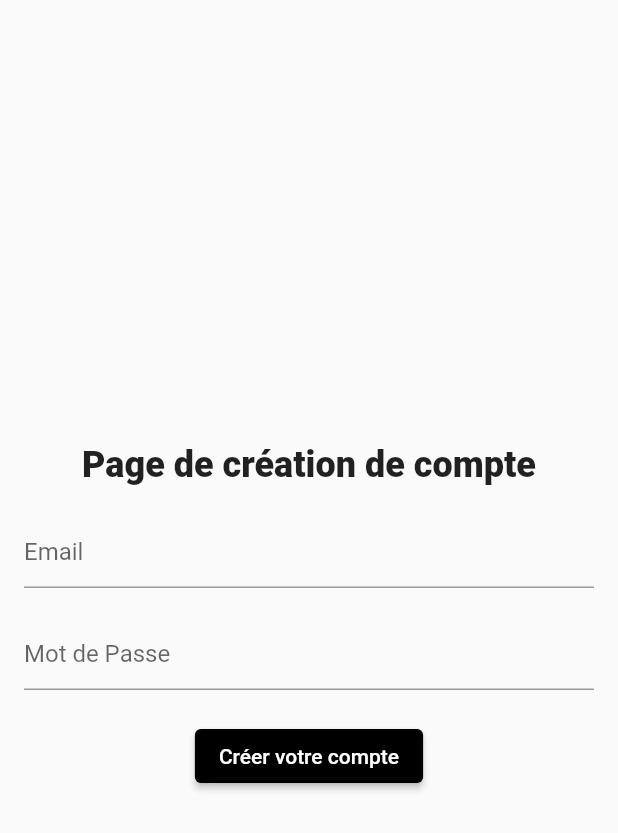
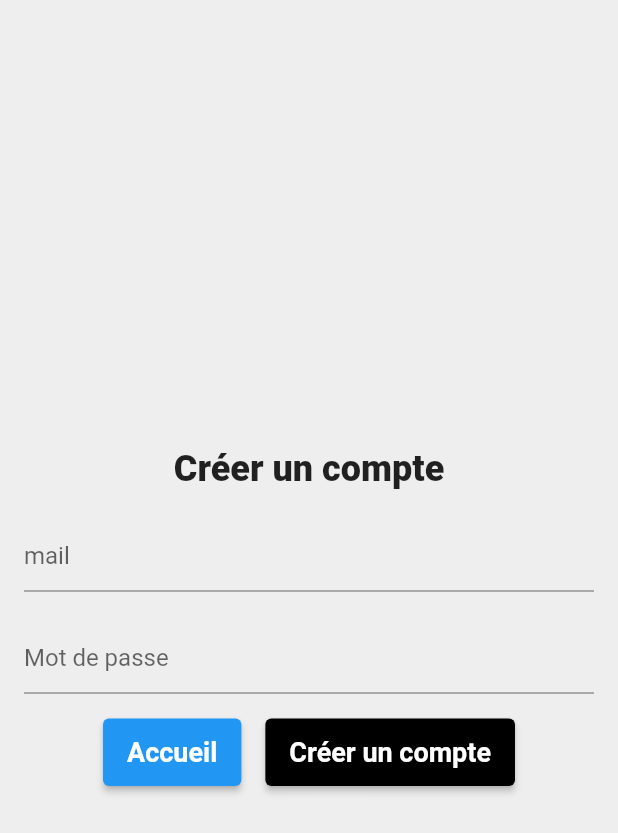
Before and after one commit to Yuubitsume/Flutter_To_Do_List, a Flutter app: the screen it shows after launch, after a tap on "Se Connecter", after a tap on "Créer un compte", on a phone screen of 412 x 824 dp. Shown: the top 833 px of the screen. Run offline on Flutter 3.47's test engine with Material 2 defaults, Android fonts, the phone set to English and light mode, and no system bars; our stand-ins replace firebase_auth, firebase_core, get; accounts and stored records are empty.

Commit message:
grey background and deco retouche

```diff
--- a/lib/auth/register.dart
+++ b/lib/auth/register.dart
@@ -6,35 +6,37 @@ import 'package:flutter/material.dart';
 import '../main.dart';
 import 'auth.dart';
 
-class RegisterScreen extends StatelessWidget {
-  final bool _isLogin = false;
+class RegisterScreen extends StatefulWidget {
+  const RegisterScreen({super.key});
+
+  @override
+  State<RegisterScreen> createState() => RegisterScreenState();
+}
+
+/*Partie Authentification Screen */
+
+class RegisterScreenState extends State<RegisterScreen> {
   bool _loading = false;
   final _formKey = GlobalKey<FormState>();
   final TextEditingController _emailController = TextEditingController();
   final TextEditingController _passwordController = TextEditingController();
-
-  RegisterScreen({super.key});
 
   handleSubmit() async {
     if (!_formKey.currentState!.validate()) return;
     final email = _emailController.value.text;
     final password = _passwordController.value.text;
 
-    //setState(() => _loading = true);
+    setState(() => _loading = true);
 
-    //Check if is login or register
-    if (_isLogin) {
-      await Auth().signInWithEmailAndPassword(email, password);
-    } else {
     await Auth().registerWithEmailAndPassword(email, password);
-    }
 
-    //setState(() => _loading = false);
+    setState(() => _loading = false);
   }
 
   @override
   Widget build(BuildContext context) {
     return Scaffold(
+      backgroundColor: Colors.grey[200],
       body: SafeArea(
         child: Padding(
           padding: const EdgeInsets.all(16.0),
@@ -46,7 +48,7 @@ class RegisterScreen extends StatelessWidget {
               crossAxisAlignment: CrossAxisAlignment.center,
               children: [
                 const Text(
-                  "Page de création de compte",
+                  "Créer un compte",
                   style: TextStyle(fontSize: 24, fontWeight: FontWeight.w800),
                 ),
                 const SizedBox(
@@ -57,12 +59,12 @@ class RegisterScreen extends StatelessWidget {
                   controller: _emailController,
                   validator: (value) {
                     if (value == null || value.isEmpty) {
-                      return 'Mettez un mail valide';
+                      return 'Veuillez entrez votre email';
                     }
                     return null;
                   },
                   decoration: const InputDecoration(
-                    hintText: 'Email',
+                    hintText: 'mail',
                     focusColor: Colors.black,
                     focusedBorder: UnderlineInputBorder(
                       borderSide: BorderSide(
@@ -81,12 +83,12 @@ class RegisterScreen extends StatelessWidget {
                   obscureText: true,
                   validator: (value) {
                     if (value == null || value.isEmpty) {
-                      return 'Mettez un mot de passe valide';
+                      return 'Veuillez entrez votre mot de passe';
                     }
                     return null;
                   },
                   decoration: const InputDecoration(
-                    hintText: 'Mot de Passe',
+                    hintText: 'Mot de passe',
                     focusedBorder: UnderlineInputBorder(
                       borderSide: BorderSide(
                         color: Colors.black,
@@ -95,28 +97,71 @@ class RegisterScreen extends StatelessWidget {
                     ),
                   ),
                 ),
-                const SizedBox(height: 20),
+                //enveloppage des deux boutons et button "Se connecter"
+                Column(
+                mainAxisAlignment: MainAxisAlignment.center,
+                children: <Widget>[
+                  Padding(
+                    padding: const EdgeInsets.only(top: 15.0),
+                    child: Row(
+                      mainAxisAlignment: MainAxisAlignment.center,
+                      children: <Widget>[
+                        ElevatedButton(
+                          onPressed: () {
+                            Navigator.push(
+                              context,
+                              MaterialPageRoute(builder: (context) => const AuthScreen()),
+                            );
+                          },
+                          style: ElevatedButton.styleFrom(
+                            backgroundColor: Colors.blue,
+                            padding: const EdgeInsets.symmetric(
+                              horizontal: 16.0,
+                              vertical: 12.0,
+                            ),
+                          ),
+                          child: const Text(
+                            'Accueil',
+                            style: TextStyle(
+                              color: Colors.white,
+                              fontSize: 18.0,
+                              fontWeight: FontWeight.bold,
+                            ),
+                          ),
+                        ),
+                        const SizedBox(
+                          width: 16.0,
+                          height: 20,
+                        ), // End button Se connecter
+                        //button "créer un compte"
                       ElevatedButton(
                           style: ElevatedButton.styleFrom(
                             backgroundColor: Colors.black,
+                            padding: const EdgeInsets.symmetric(
+                              horizontal: 16.0,
+                              vertical: 12.0,
+                            ),
                           ),
                            onPressed: () => handleSubmit(),
-                  child: _loading
-                      ? const SizedBox(
-                          width: 20,
-                          height: 20,
-                          child: CircularProgressIndicator(
+                           child: const Text(
+                            'Créer un compte',
+                            style: TextStyle(
                               color: Colors.white,
-                            strokeWidth: 2,
+                              fontSize: 18.0,
+                              fontWeight: FontWeight.bold,
                             ),
+                          ),
+                        ),
+                       ]
                       )
-                      : const Text('Créer votre compte'),
+                    ),
+                  ],
                 ),
               ],
             ),
           ),
         ),
-      ),
+      )
     );
   }
 }
--- a/lib/main.dart
+++ b/lib/main.dart
@@ -2,7 +2,6 @@ import 'package:firebase_auth/firebase_auth.dart';
 import 'package:firebase_core/firebase_core.dart';
 import 'package:flutter/material.dart';
 import 'package:get/get.dart';
-import 'package:provider/provider.dart';
 //import 'package:google_fonts/google_fonts.dart';
 
 import 'auth/auth.dart';
@@ -53,7 +52,6 @@ class AuthScreen extends StatefulWidget {
 /*Partie Authentification Screen */
 
 class _AuthScreenState extends State<AuthScreen> {
-  final bool _isLogin = false;
   bool _loading = false;
   final _formKey = GlobalKey<FormState>();
   final TextEditingController _emailController = TextEditingController();
@@ -67,12 +65,7 @@ class _AuthScreenState extends State<AuthScreen> {
 
     setState(() => _loading = true);
 
-    //Check if is login or register
-    if (_isLogin) {
-      await Auth().registerWithEmailAndPassword(email, password);
-    } else {
       await Auth().signInWithEmailAndPassword(email, password);
-    }
 
     setState(() => _loading = false);
   }
@@ -80,6 +73,7 @@ class _AuthScreenState extends State<AuthScreen> {
   @override
   Widget build(BuildContext context) {
     return Scaffold(
+      backgroundColor: Colors.grey[200], //Ajout du fond gris
       body: SafeArea(
         child: Padding(
           padding: const EdgeInsets.all(16.0),
@@ -183,7 +177,7 @@ class _AuthScreenState extends State<AuthScreen> {
                           onPressed: () {
                             Navigator.push(
                               context,
-                              MaterialPageRoute(builder: (context) => RegisterScreen()),
+                              MaterialPageRoute(builder: (context) => const RegisterScreen()),
                             );
                           },
                           child: const Text(
```
Lines whose indentation alone changed are shown as unchanged.
